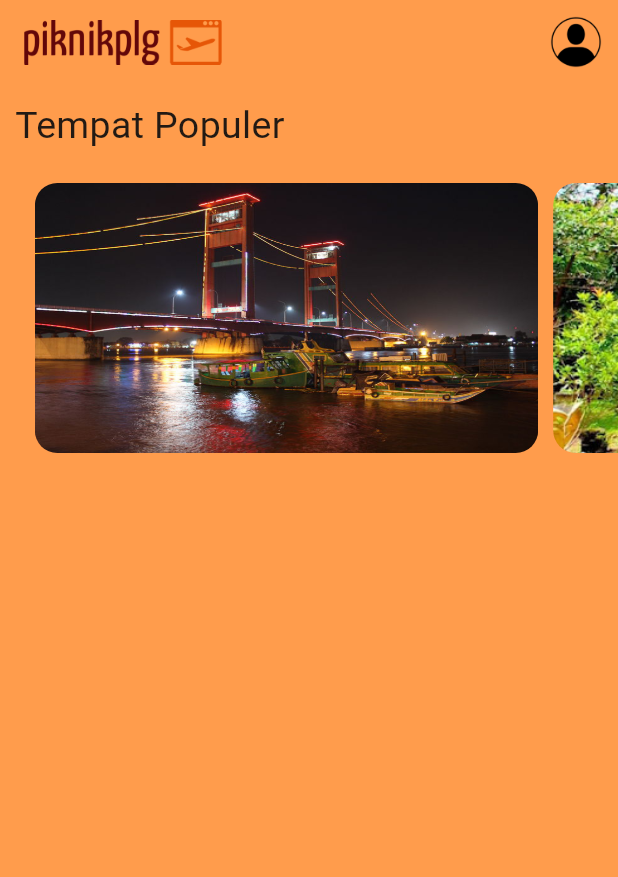
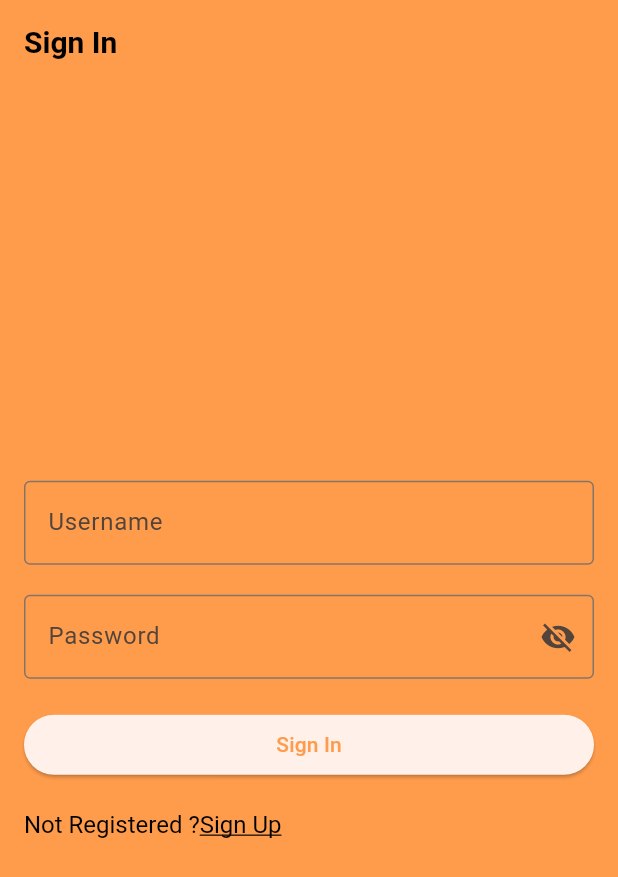
Before and after one commit to richards0904/piknikplg_uas_pab, a Flutter app: the screen it shows after launch, on a phone screen of 412 x 824 dp. Shown: the top 877 px of the screen. Run offline on Flutter 3.47's test engine with Material 3 defaults, Android fonts, the phone set to English and light mode, and no system bars; our stand-ins replace logger, shared_preferences; missing offline and left inert: encrypt.

Commit message:
Signup+Signin

```diff
--- a/lib/main.dart
+++ b/lib/main.dart
@@ -1,6 +1,8 @@
 import 'package:flutter/material.dart';
-import 'package:piknikplg_uas_pab/widget/menu_utama.dart';
+//import 'package:piknikplg_uas_pab/widget/menu_utama.dart';
 import 'package:piknikplg_uas_pab/widget/app_color.dart' as warna;
+import 'package:piknikplg_uas_pab/widget/signin_screen.dart';
+//import 'package:piknikplg_uas_pab/widget/signup_screen.dart';
 
 void main() {
   runApp(const MyApp());
@@ -26,7 +28,7 @@ class MyApp extends StatelessWidget {
             .copyWith(primary: warna.primary, surface: warna.primary),
         useMaterial3: true,
       ),
-      home: const MenuUtama(),
+      home: const SignInScreen(),
     );
   }
 }
--- a/lib/widget/app_color.dart
+++ b/lib/widget/app_color.dart
@@ -1,3 +1,4 @@
 import 'dart:ui';
 
+// ignore: prefer_const_constructors
 final Color primary = Color(0xffff9c4c);
--- a/lib/widget/menu_utama.dart
+++ b/lib/widget/menu_utama.dart
@@ -93,6 +93,5 @@ class _MenuUtamaState extends State<MenuUtama> {
         ),
       ),
     );
-    ;
   }
 }
--- /dev/null
+++ b/lib/widget/signin_screen.dart
@@ -0,0 +1,180 @@
+// ignore_for_file: unused_field
+
+import 'package:flutter/gestures.dart';
+import 'package:flutter/material.dart';
+import 'package:logger/logger.dart';
+import 'package:shared_preferences/shared_preferences.dart';
+import 'package:encrypt/encrypt.dart' as encrypt;
+
+class SignInScreen extends StatefulWidget {
+  const SignInScreen({super.key});
+
+  @override
+  State<SignInScreen> createState() => _SignInScreenState();
+}
+
+class _SignInScreenState extends State<SignInScreen> {
+  final TextEditingController _usernameController = TextEditingController();
+  final TextEditingController _passwordController = TextEditingController();
+  final Logger _logger = Logger();
+
+  String _errortext = '';
+  bool _isSignedIn = false;
+  bool _obscurePassword = true;
+
+  @override
+  Widget build(BuildContext context) {
+    return Scaffold(
+      appBar: AppBar(
+        title: const Text('Sign In'),
+      ),
+      body: Center(
+        child: SingleChildScrollView(
+          child: Padding(
+            padding: const EdgeInsets.all(16),
+            child: Form(
+              child: Column(
+                mainAxisAlignment: MainAxisAlignment.center,
+                crossAxisAlignment: CrossAxisAlignment.stretch,
+                children: <Widget>[
+                  TextFormField(
+                    controller: _usernameController,
+                    decoration: const InputDecoration(
+                      labelText: "Username",
+                      border: OutlineInputBorder(),
+                    ),
+                  ),
+                  const SizedBox(
+                    height: 20,
+                  ),
+                  TextFormField(
+                    controller: _passwordController,
+                    decoration: InputDecoration(
+                      labelText: "Password",
+                      errorText: _errortext.isNotEmpty ? _errortext : null,
+                      border: const OutlineInputBorder(),
+                      suffixIcon: IconButton(
+                        onPressed: () {
+                          setState(() {
+                            _obscurePassword = !_obscurePassword;
+                          });
+                        },
+                        icon: Icon(
+                          _obscurePassword
+                              ? Icons.visibility_off
+                              : Icons.visibility,
+                        ),
+                      ),
+                    ),
+                    obscureText: _obscurePassword,
+                  ),
+                  const SizedBox(
+                    height: 20,
+                  ),
+                  ElevatedButton(
+                    onPressed: () {
+                      _performSignIn();
+                    },
+                    child: const Text('Sign In'),
+                  ),
+                  const SizedBox(
+                    height: 20,
+                  ),
+                  RichText(
+                    text: TextSpan(
+                      text: 'Not Registered ?',
+                      style: const TextStyle(fontSize: 16, color: Colors.black),
+                      children: <TextSpan>[
+                        TextSpan(
+                            text: 'Sign Up',
+                            style: const TextStyle(
+                              color: Colors.black,
+                              decoration: TextDecoration.underline,
+                              fontSize: 16,
+                            ),
+                            recognizer: TapGestureRecognizer()..onTap = () {}),
+                      ],
+                    ),
+                  ),
+                ],
+              ),
+            ),
+          ),
+        ),
+      ),
+    );
+  }
+
+  Future<void> _performSignIn() async {
+    try {
+      final Future<SharedPreferences> prefsFuture =
+          SharedPreferences.getInstance();
+
+      final String username = _usernameController.text;
+      final String password = _passwordController.text;
+      _logger.d('Sign In Attempt');
+
+      if (username.isNotEmpty && password.isNotEmpty) {
+        final SharedPreferences prefs = await prefsFuture;
+        final data = await _retrieveAndDecryptDataFromPrefs(
+            prefs as Future<SharedPreferences>);
+        if (data.isNotEmpty) {
+          final decryptedUsername = data['username'];
+          final decryptedPassword = data['password'];
+
+          if (username == decryptedUsername && password == decryptedPassword) {
+            _errortext = '';
+            _isSignedIn = true;
+            prefs.setBool('isSignedIn', true);
+            WidgetsBinding.instance.addPostFrameCallback((_) {
+              Navigator.of(context).popUntil((route) => route.isFirst);
+            });
+            _logger.d('Sign In Succeeded');
+          } else {
+            _logger.e('Username Or Password Is Incorrect');
+          }
+        } else {
+          _logger.e('No Stored Credentials Found');
+        }
+      } else {
+        _logger.e('Username And Password Cannot Be Empty');
+      }
+    } catch (e) {
+      _logger.e('An Error Occured: $e');
+    }
+  }
+
+  Future<Map<String, String>> _retrieveAndDecryptDataFromPrefs(
+    Future<SharedPreferences> prefs,
+  ) async {
+    final sharedPreferences = await prefs;
+    final encryptedUsername = sharedPreferences.getString('username') ?? '';
+    final encryptedPassword = sharedPreferences.getString('password') ?? '';
+    final keyString = sharedPreferences.getString('key') ?? '';
+    final ivString = sharedPreferences.getString('iv') ?? '';
+
+    final encrypt.Key key = encrypt.Key.fromBase64(keyString);
+    final iv = encrypt.IV.fromBase64(ivString);
+
+    final encrypter = encrypt.Encrypter(encrypt.AES(key));
+    final decryptedUsername = encrypter.decrypt64(encryptedUsername, iv: iv);
+    final decryptedPassword = encrypter.decrypt64(encryptedPassword, iv: iv);
+
+    return {'username': decryptedUsername, 'password': decryptedPassword};
+  }
+}
+class HomeScreen extends StatelessWidget {
+  const HomeScreen({super.key});
+
+  @override
+  Widget build(BuildContext context) {
+    return Scaffold(
+      appBar : AppBar(
+        title : const Text('Home'),
+      ),
+      body: const Center(
+        child: Text('Welcome !'),
+      ),
+    );
+  }
+}
--- a/pubspec.yaml
+++ b/pubspec.yaml
@@ -34,6 +34,11 @@ dependencies:
   # The following adds the Cupertino Icons font to your application.
   # Use with the CupertinoIcons class for iOS style icons.
   cupertino_icons: ^1.0.2
+  cached_network_image: ^3.3.0
+  encrypt: ^5.0.3
+  shared_preferences: ^2.2.2
+  logger: ^2.0.2+1
+
 
 dev_dependencies:
   flutter_test:
```
Also changed, not shown: lib/widget/signup_screen.dart (added, +208 -0 lines), pubspec.lock, 1 other file.
